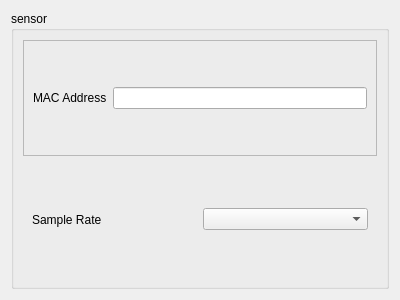
mt217258/SYP_Team23, file ui_files/widget_settings_sensors.ui: the form before one commit.
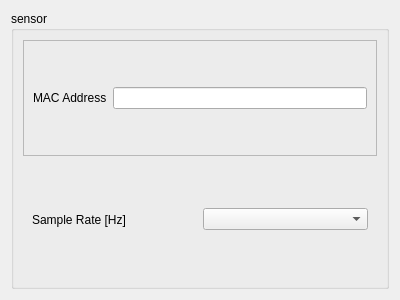
The form after the commit.

What changed in the file:
```diff
--- a/ui_files/widget_settings_sensors.ui
+++ b/ui_files/widget_settings_sensors.ui
@@ -48,7 +48,7 @@
          <item>
           <widget class="QLabel" name="label_2">
            <property name="text">
-            <string>Sample Rate</string>
+            <string>Sample Rate [Hz]</string>
            </property>
           </widget>
          </item>
```
